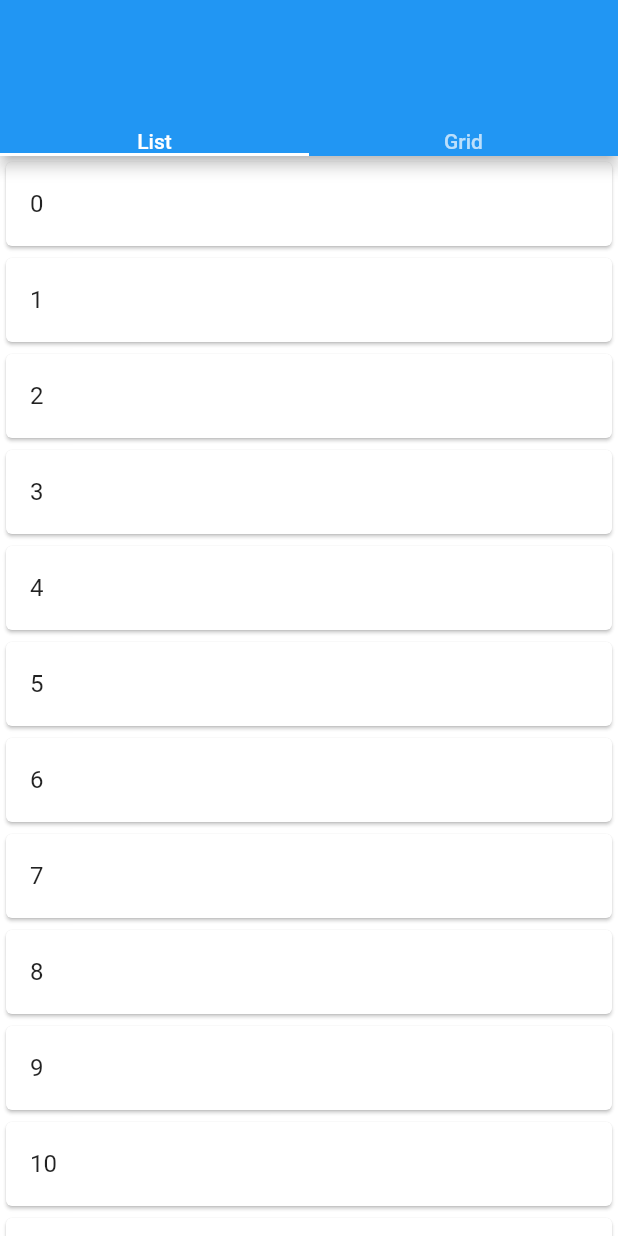
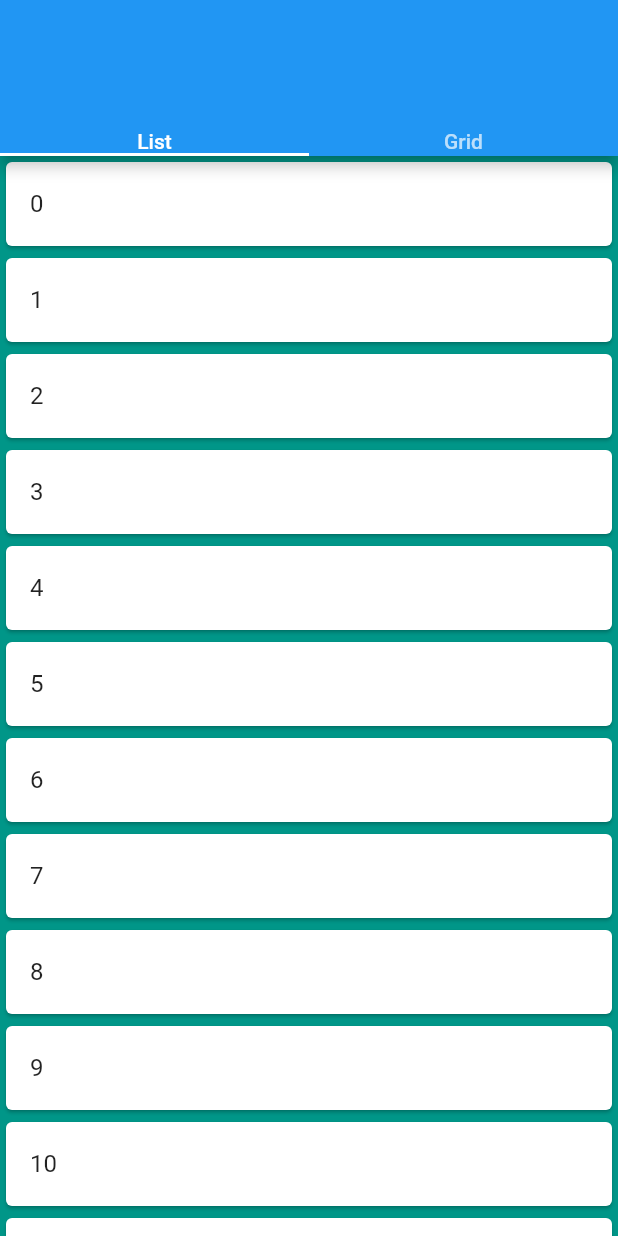
Before and after one commit to Edivri/dynamic_listsGrids, a Flutter app: the screen it shows after launch, on a phone screen of 412 x 824 dp. Run offline on Flutter 3.47's test engine with Material 2 defaults, Android fonts, the phone set to English and light mode, and no system bars.

Commit message:
main.dart

```diff
--- a/lib/main.dart
+++ b/lib/main.dart
@@ -10,15 +10,16 @@ class MyApp extends StatefulWidget {
 }
 
 class _MyAppState extends State<MyApp> {
-  final _users = List.filled(100, "kilo loco");
+  final _users = List.filled(100, "Edivri");
 
   @override
   Widget build(BuildContext context) {
     return MaterialApp(
+      debugShowCheckedModeBanner: false,
       home: DefaultTabController(
           length: 2,
           child: Scaffold(
-            backgroundColor: Colors.white70,
+            backgroundColor: Colors.teal,
             appBar: AppBar(
               bottom: TabBar(tabs: [Text('List'), Text('Grid')]),
             ),
```
Also changed, not shown: 5 other files.
